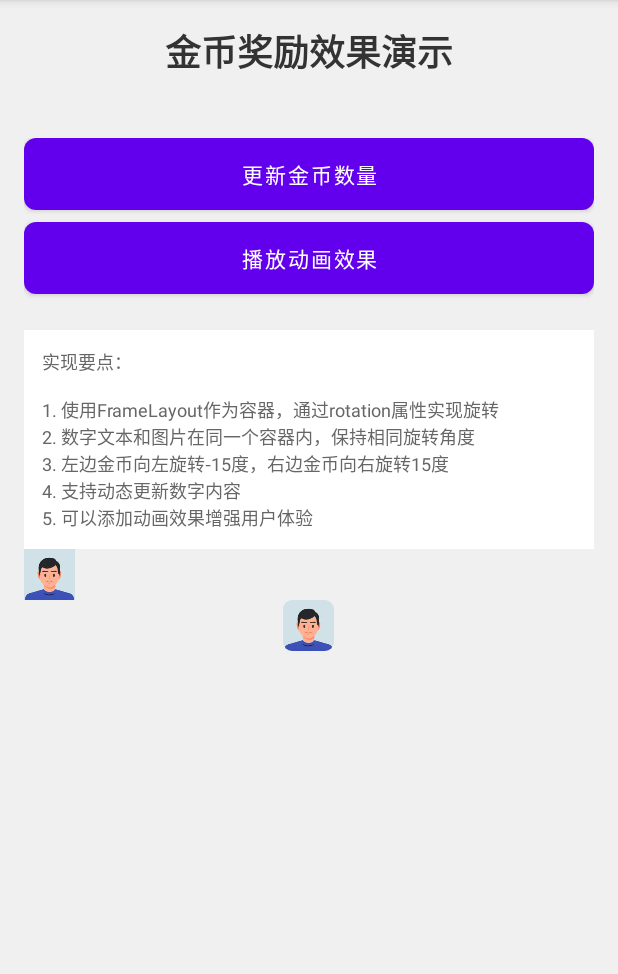
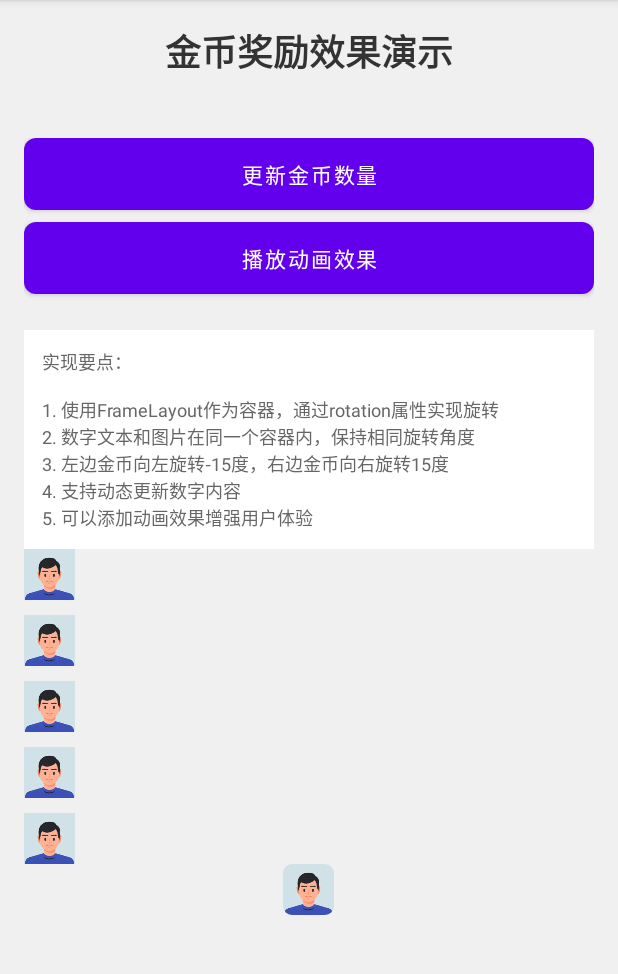
Before and after one commit to Crixaliszhu/WorkLaboratory, an Android app: the screen it shows after launch (MainActivity), on a phone screen of 412 x 824 dp, the part 84-1058 px from its top. Run offline under Robolectric (Android 15) with nearby library versions, the phone set to English and light mode, and no system bars; pictures from the network do not load; 7 statements that could not run were skipped.

Commit message:
feat(main): glide图片模糊效果调试3

```diff
--- a/app/src/main/java/com/yupao/happynewd/MainActivity.kt
+++ b/app/src/main/java/com/yupao/happynewd/MainActivity.kt
@@ -352,13 +352,62 @@ class MainActivity : AppCompatActivity() {
             OSSImageUtil.loadResizedImage(
                 this,
                 imageView = it,
-                imageUrl = entity.resumeBaseEntity?.avatar!!,
+                imageUrl = "https://static-test-public.cdqlkj.cn/r/c7a4/108/pb/p/20231103/9bd8cd946a264e06b769c4156cf45bac.png",
                 placeHolder = this.getDrawable(R.drawable.ic_recruitment_head)!!,
                 errorImg = this.getDrawable(R.drawable.ic_recruitment_head)!!,
                 isFuzzy = true,
                 width = it.width,
             )
         }
+
+        findViewById<ImageView>(R.id.ivAvatar2)?.let {
+            OSSImageUtil.loadResizedImage(
+                this,
+                imageView = it,
+                imageUrl = "https://static-test-public.cdqlkj.cn/r/c7a4/108/pb/p/20231103/9bd8cd946a264e06b769c4156cf45bac.png",
+                placeHolder = this.getDrawable(R.drawable.ic_recruitment_head)!!,
+                errorImg = this.getDrawable(R.drawable.ic_recruitment_head)!!,
+                isFuzzy = true,
+                width = it.width,
+            )
+        }
+
+        findViewById<ImageView>(R.id.ivAvatar12)?.let {
+            OSSImageUtil.loadResizedImage(
+                this,
+                imageView = it,
+                imageUrl = "https://static-test-public.cdqlkj.cn/r/c7a4/108/pb/p/20231103/9bd8cd946a264e06b769c4156cf45bac.png",
+                placeHolder = this.getDrawable(R.drawable.ic_recruitment_head)!!,
+                errorImg = this.getDrawable(R.drawable.ic_recruitment_head)!!,
+                isFuzzy = true,
+                width = it.width,
+            )
+        }
+
+        findViewById<ImageView>(R.id.ivAvatar22)?.let {
+            OSSImageUtil.loadResizedImage(
+                this,
+                imageView = it,
+                imageUrl = "https://static-test-public.cdqlkj.cn/r/c7a4/108/pb/p/20231103/9bd8cd946a264e06b769c4156cf45bac.png",
+                placeHolder = this.getDrawable(R.drawable.ic_recruitment_head)!!,
+                errorImg = this.getDrawable(R.drawable.ic_recruitment_head)!!,
+                isFuzzy = true,
+                width = it.width,
+            )
+        }
+
+        findViewById<ImageView>(R.id.ivAvatar32)?.let {
+            OSSImageUtil.loadResizedImage(
+                this,
+                imageView = it,
+                imageUrl = "https://static-test-public.cdqlkj.cn/r/c7a4/108/pb/p/20231103/9bd8cd946a264e06b769c4156cf45bac.png",
+                placeHolder = this.getDrawable(R.drawable.ic_recruitment_head)!!,
+                errorImg = this.getDrawable(R.drawable.ic_recruitment_head)!!,
+                isFuzzy = true,
+                width = it.width,
+            )
+        }
+
         findViewById<ResizedImageView>(R.id.ivRImageView)?.let {
             IMAvatarUtils.setAvatar(it, entity.resumeBaseEntity?.avatar)
         }
--- a/app/src/main/java/com/yupao/happynewd/util/OSSImageUtil.kt
+++ b/app/src/main/java/com/yupao/happynewd/util/OSSImageUtil.kt
@@ -318,13 +318,9 @@ object OSSImageUtil {
                     val transformations =
                         mutableListOf<com.bumptech.glide.load.Transformation<android.graphics.Bitmap>>()
 
-                    // 添加圆角变换
-                    transformations.add(
-                        RoundedCornersTransformation(
-                            radius = 1f,
-                            roundPercent = 100f
-                        )
-                    )
+                    // 添加圆形变换（先裁剪为正方形再变圆）
+                    transformations.add(com.bumptech.glide.load.resource.bitmap.CenterCrop())
+                    transformations.add(com.bumptech.glide.load.resource.bitmap.CircleCrop())
 
                     // 添加模糊变换（无黑边）
                     if (isFuzzy) {
--- a/app/src/main/java/com/yupao/happynewd/view/ResizedImageView.kt
+++ b/app/src/main/java/com/yupao/happynewd/view/ResizedImageView.kt
@@ -115,7 +115,13 @@ class ResizedImageView @JvmOverloads constructor(
 
                     // 添加圆角变换
                     if (cornerRadius > 0 || roundPercent > 0) {
-                        transformations.add(RoundedCornersTransformation(cornerRadius, roundPercent))
+                        // 如果是圆形（roundPercent = 100），先裁剪为正方形
+                        if (roundPercent >= 100f) {
+                            transformations.add(com.bumptech.glide.load.resource.bitmap.CenterCrop())
+                            transformations.add(com.bumptech.glide.load.resource.bitmap.CircleCrop())
+                        } else {
+                            transformations.add(RoundedCornersTransformation(cornerRadius, roundPercent))
+                        }
                     }
 
                     // 添加模糊变换
--- a/app/src/main/res/layout/activity_main_coin_demo.xml
+++ b/app/src/main/res/layout/activity_main_coin_demo.xml
@@ -217,7 +217,40 @@
         <ImageView
             android:id="@+id/ivAvatar"
             android:layout_width="34dp"
-            android:layout_height="34dp" />
+            android:layout_height="34dp"
+            android:scaleType="centerCrop"
+            android:src="@drawable/bla" />
+
+        <ImageView
+            android:id="@+id/ivAvatar2"
+            android:layout_width="34dp"
+            android:layout_height="34dp"
+            android:layout_marginTop="10dp"
+            android:src="@drawable/bla" />
+
+        <ImageView
+            android:id="@+id/ivAvatar12"
+            android:layout_width="34dp"
+            android:layout_height="34dp"
+            android:layout_marginTop="10dp"
+            android:scaleType="centerInside"
+            android:src="@drawable/bla" />
+
+        <ImageView
+            android:id="@+id/ivAvatar22"
+            android:layout_width="34dp"
+            android:layout_height="34dp"
+            android:layout_marginTop="10dp"
+            android:scaleType="centerInside"
+            android:src="@drawable/bla" />
+
+        <ImageView
+            android:id="@+id/ivAvatar32"
+            android:layout_width="34dp"
+            android:layout_height="34dp"
+            android:layout_marginTop="10dp"
+            android:scaleType="fitCenter"
+            android:src="@drawable/bla" />
 
         <com.yupao.happynewd.view.ResizedImageView
             android:id="@+id/ivRImageView"
```
Also changed, not shown: app/src/main/res/drawable/bla.png (added), app/src/main/res/drawable/women.jpeg (added).
